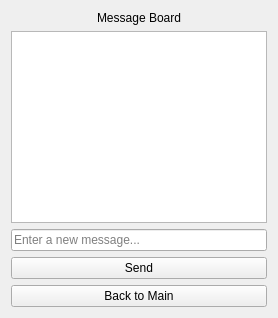
The window that src/widgets/messagewidget.ui (yeisme/CrossControl) describes before a commit, drawn with Qt 5.
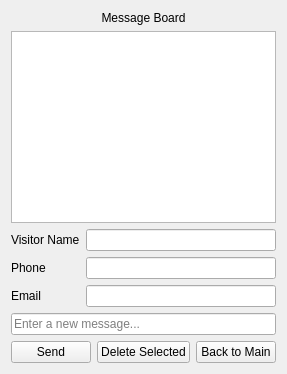
The same window after the commit.

Patch:
```diff
--- a/src/widgets/messagewidget.ui
+++ b/src/widgets/messagewidget.ui
@@ -14,11 +14,41 @@
     </widget>
    </item>
    <item>
-    <widget class="QTextEdit" name="textEditMessages">
-     <property name="readOnly">
-      <bool>true</bool>
-     </property>
-    </widget>
+     <widget class="QListWidget" name="listWidgetMessages"/>
+    </item>
+    <item>
+     <layout class="QFormLayout" name="formLayoutVisitor">
+      <item row="0" column="0">
+        <widget class="QLabel" name="labelVisitorName">
+         <property name="text">
+          <string>Visitor Name</string>
+         </property>
+        </widget>
+      </item>
+      <item row="0" column="1">
+        <widget class="QLineEdit" name="lineEditVisitorName"/>
+      </item>
+      <item row="1" column="0">
+        <widget class="QLabel" name="labelVisitorPhone">
+         <property name="text">
+          <string>Phone</string>
+         </property>
+        </widget>
+      </item>
+      <item row="1" column="1">
+        <widget class="QLineEdit" name="lineEditVisitorPhone"/>
+      </item>
+      <item row="2" column="0">
+        <widget class="QLabel" name="labelVisitorEmail">
+         <property name="text">
+          <string>Email</string>
+         </property>
+        </widget>
+      </item>
+      <item row="2" column="1">
+        <widget class="QLineEdit" name="lineEditVisitorEmail"/>
+      </item>
+     </layout>
    </item>
    <item>
     <widget class="QLineEdit" name="lineEditNewMessage">
@@ -28,18 +58,29 @@
     </widget>
    </item>
    <item>
+     <layout class="QHBoxLayout" name="horizontalLayoutButtons">
+      <item>
     <widget class="QPushButton" name="btnSendMessage">
     <property name="text">
      <string>Send</string>
     </property>
     </widget>
    </item>
+      <item>
+        <widget class="QPushButton" name="btnDeleteMessage">
+         <property name="text">
+          <string>Delete Selected</string>
+         </property>
+        </widget>
+      </item>
    <item>
     <widget class="QPushButton" name="btnBackFromMessage">
     <property name="text">
      <string>Back to Main</string>
     </property>
     </widget>
+      </item>
+     </layout>
    </item>
   </layout>
  </widget>
```
Lines whose indentation alone changed are shown as unchanged.
